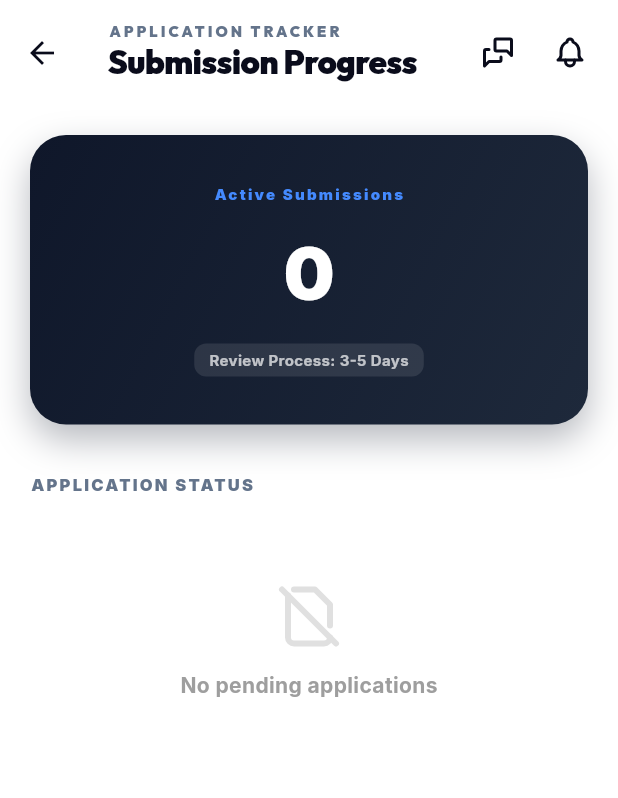
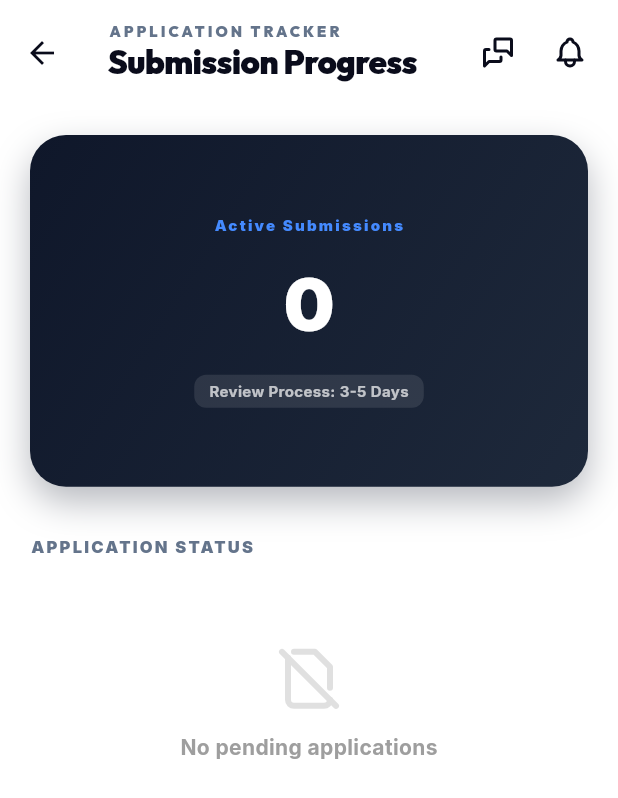
Before and after one commit to musnymubarak/PBN, a Flutter app: the MyApplicationsPage screen opened directly, on a phone screen of 412 x 824 dp. Shown: the top 798 px of the screen. Run offline on Flutter 3.47's test engine with Material 3 defaults, Android fonts, the phone set to English and light mode, and no system bars; our stand-ins replace cached_network_image, dio, firebase_core, firebase_messaging, flutter_local_notifications, flutter_secure_storage and 6 more; missing offline and left inert: mobile_scanner; accounts and stored records are empty; network calls fail.

```diff
--- a/mobile/lib/features/applications/my_applications_page.dart
+++ b/mobile/lib/features/applications/my_applications_page.dart
@@ -67,8 +67,9 @@ class _MyApplicationsPageState extends State<MyApplicationsPage> {
                 padding: const EdgeInsets.all(20),
                 children: [
                    // ── Journey Overview Split Card ──────────────────
-                  Container(
-                    width: double.infinity,
+                  AspectRatio(
+                    aspectRatio: 1.586,
+                    child: Container(
                       padding: const EdgeInsets.all(32),
                       decoration: BoxDecoration(
                         gradient: const LinearGradient(
@@ -85,6 +86,7 @@ class _MyApplicationsPageState extends State<MyApplicationsPage> {
                         ],
                       ),
                       child: Column(
+                        mainAxisAlignment: MainAxisAlignment.center,
                         children: [
                           const Text('Active Submissions',
                               style: TextStyle(
@@ -107,6 +109,7 @@ class _MyApplicationsPageState extends State<MyApplicationsPage> {
                               style: TextStyle(color: Colors.white70, fontSize: 10, fontWeight: FontWeight.w700)),
                           ),
                         ],
+                      ),
                     ),
                   ),
                   const SizedBox(height: 32),
```
Also changed, not shown: mobile/lib/core/widgets/privilege_card_widget.dart (+5 -4 lines), mobile/lib/features/dashboard/dashboard_page.dart (+6 -6 lines). Lines whose indentation alone changed are shown as unchanged.
